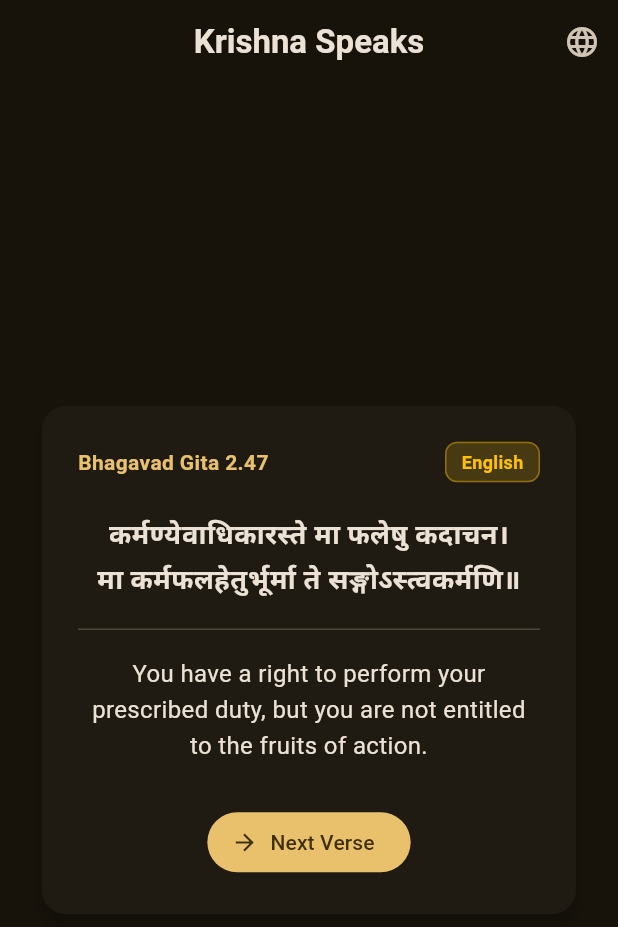
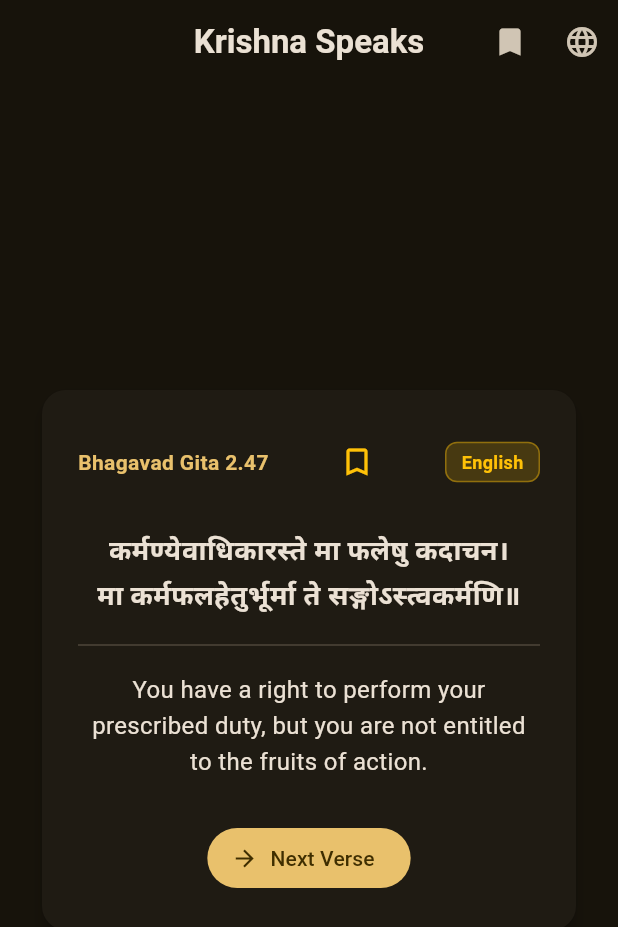
Before and after one commit to galacticlens9-cyber/Krishna-speaks, a Flutter app: the screen it shows after launch, after a tap on "English", on a phone screen of 412 x 824 dp. Shown: the top 927 px of the screen. Run offline on Flutter 3.47's test engine with Material 3 defaults, Android fonts, the phone set to English and light mode, and no system bars.

Commit message:
Add working bookmarking and saved verses screen

```diff
--- a/lib/main.dart
+++ b/lib/main.dart
@@ -284,6 +284,8 @@ class _HomeScreenState extends State<HomeScreen> {
   ];
 
   int currentIndex = 0;
+  final Set<int> bookmarked = {};
+  void toggleBookmark() => setState(() => bookmarked.contains(currentIndex) ? bookmarked.remove(currentIndex) : bookmarked.add(currentIndex));
 
   void nextVerse() {
     setState(() {
@@ -301,6 +303,7 @@ class _HomeScreenState extends State<HomeScreen> {
         title: const Text('Krishna Speaks', style: TextStyle(fontWeight: FontWeight.bold)),
         centerTitle: true,
         actions: [
+          IconButton(icon: Badge(isLabelVisible: bookmarked.isNotEmpty, label: Text(bookmarked.length.toString()), child: const Icon(Icons.bookmark)), onPressed: () => Navigator.push(context, MaterialPageRoute(builder: (_) => Scaffold(appBar: AppBar(title: const Text("Saved Verses")), body: bookmarked.isEmpty ? const Center(child: Text("No saved verses")) : ListView(children: bookmarked.map((i) => ListTile(title: Text(verses[i].chapter), subtitle: Text(verses[i].getTranslation(widget.langCode)))).toList()))))),
           IconButton(
             tooltip: 'Change Language',
             icon: const Icon(Icons.language),
@@ -336,6 +339,7 @@ class _HomeScreenState extends State<HomeScreen> {
                             color: Theme.of(context).colorScheme.primary,
                           ),
                         ),
+                        IconButton(icon: Icon(bookmarked.contains(currentIndex) ? Icons.bookmark : Icons.bookmark_border, color: Colors.amber), onPressed: toggleBookmark),
                         Container(
                           padding: const EdgeInsets.symmetric(horizontal: 10, vertical: 4),
                           decoration: BoxDecoration(
```
